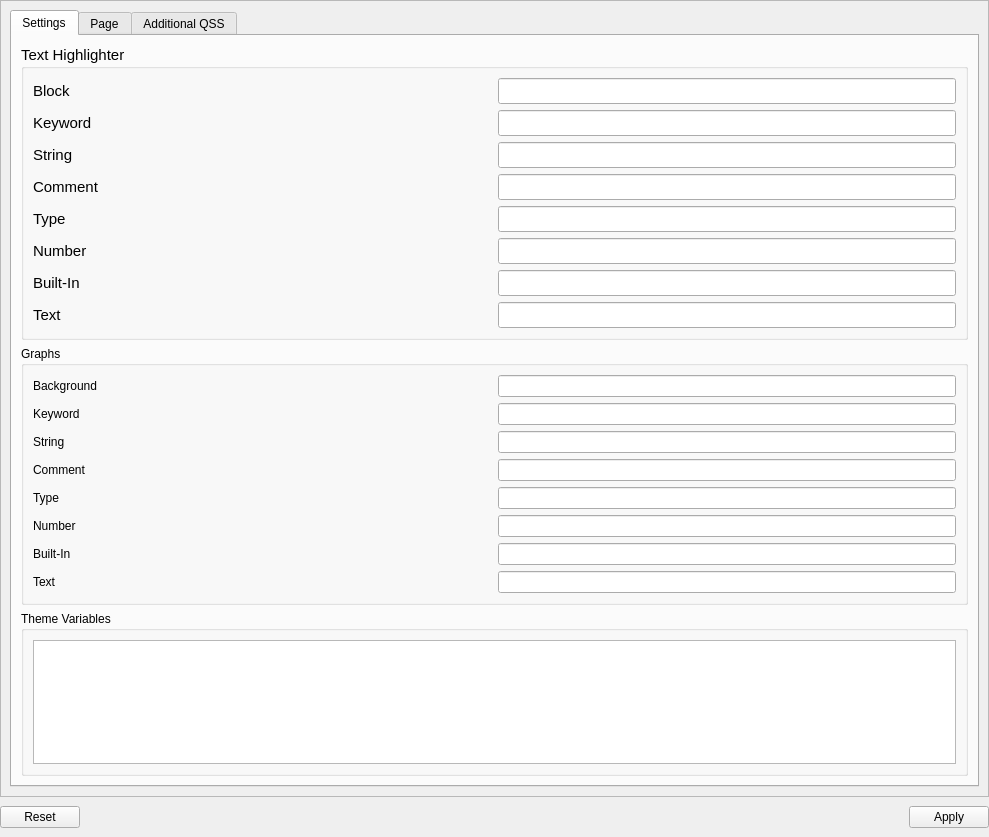
Old version of the form pages/settings/theme/themesettingspage.ui in the repository DigitalArtifex/Flo.
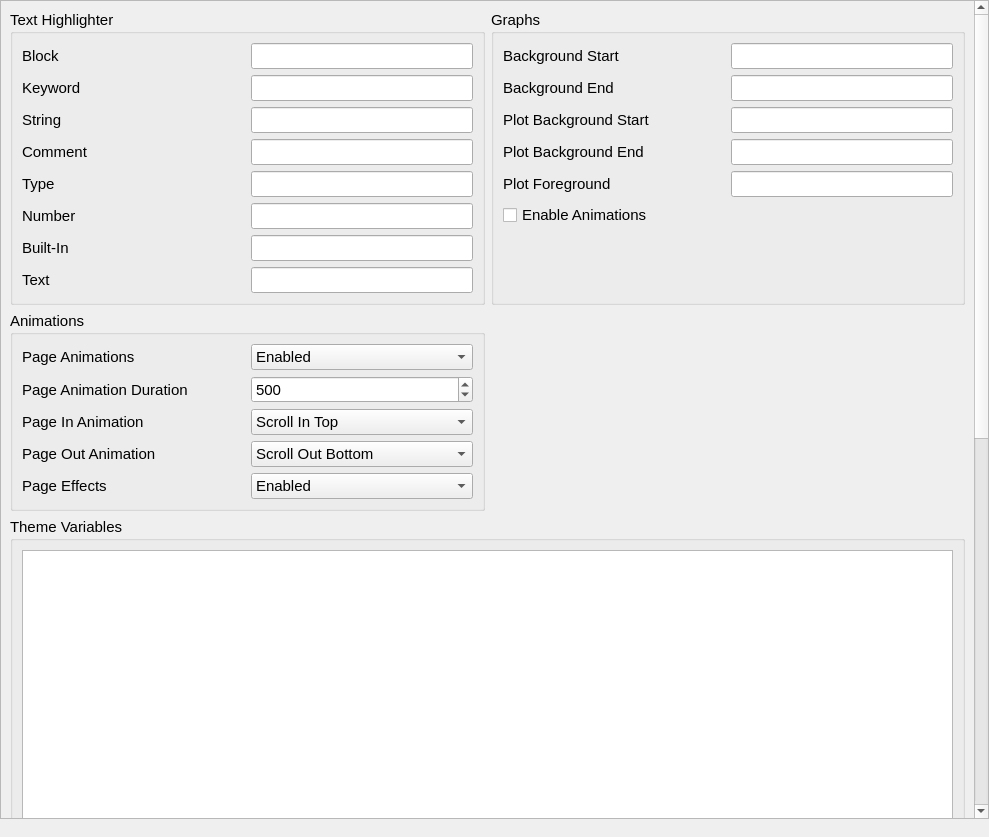
New version of the form.

What changed in the file:
```diff
--- a/pages/settings/theme/themesettingspage.ui
+++ b/pages/settings/theme/themesettingspage.ui
@@ -24,14 +24,32 @@
     <number>0</number>
    </property>
    <property name="bottomMargin">
+    <number>0</number>
+   </property>
+   <property name="spacing">
+    <number>0</number>
+   </property>
+   <item row="1" column="0">
+    <widget class="QWidget" name="footerWidget" native="true">
+     <layout class="QGridLayout" name="gridLayout_8">
+      <property name="leftMargin">
+       <number>0</number>
+      </property>
+      <property name="topMargin">
     <number>9</number>
    </property>
-   <property name="horizontalSpacing">
+      <property name="rightMargin">
     <number>0</number>
    </property>
-   <property name="verticalSpacing">
+      <property name="bottomMargin">
     <number>9</number>
    </property>
+      <property name="spacing">
+       <number>0</number>
+      </property>
+     </layout>
+    </widget>
+   </item>
    <item row="0" column="0">
     <widget class="QScrollArea" name="scrollArea">
      <property name="widgetResizable">
@@ -42,22 +60,286 @@
        <rect>
         <x>0</x>
         <y>0</y>
-        <width>987</width>
-        <height>792</height>
+        <width>973</width>
+        <height>1559</height>
        </rect>
       </property>
-      <layout class="QGridLayout" name="gridLayout_2">
+      <layout class="QGridLayout" name="gridLayout_9">
+       <item row="0" column="1">
+        <widget class="QGroupBox" name="groupBox_3">
+         <property name="font">
+          <font>
+           <pointsize>11</pointsize>
+          </font>
+         </property>
+         <property name="title">
+          <string>Graphs</string>
+         </property>
+         <layout class="QGridLayout" name="gridLayout_5">
+          <item row="3" column="0">
+           <widget class="QLabel" name="label_13">
+            <property name="text">
+             <string>Plot Background End</string>
+            </property>
+           </widget>
+          </item>
+          <item row="2" column="0">
+           <widget class="QLabel" name="label_15">
+            <property name="text">
+             <string>Plot Background Start</string>
+            </property>
+           </widget>
+          </item>
+          <item row="5" column="0" colspan="2">
+           <widget class="QCheckBox" name="enableGraphAnimations">
+            <property name="text">
+             <string>Enable Animations</string>
+            </property>
+           </widget>
+          </item>
+          <item row="4" column="0">
+           <widget class="QLabel" name="label_16">
+            <property name="text">
+             <string>Plot Foreground</string>
+            </property>
+           </widget>
+          </item>
+          <item row="3" column="1">
+           <widget class="QLineEdit" name="plotBackgroundEndEdit"/>
+          </item>
+          <item row="1" column="1">
+           <widget class="QLineEdit" name="graphBackgroundEndEdit"/>
+          </item>
+          <item row="0" column="1">
+           <widget class="QLineEdit" name="graphBackgroundStartEdit"/>
+          </item>
+          <item row="1" column="0">
+           <widget class="QLabel" name="label_14">
+            <property name="text">
+             <string>Background End</string>
+            </property>
+           </widget>
+          </item>
+          <item row="4" column="1">
+           <widget class="QLineEdit" name="plotForegroundEdit"/>
+          </item>
+          <item row="2" column="1">
+           <widget class="QLineEdit" name="plotBackgroundStartEdit"/>
+          </item>
        <item row="0" column="0">
-        <widget class="QTabWidget" name="tabWidget">
-         <property name="currentIndex">
-          <number>0</number>
-         </property>
-         <widget class="QWidget" name="variablesTab">
-          <attribute name="title">
-           <string>Settings</string>
-          </attribute>
-          <layout class="QVBoxLayout" name="verticalLayout_2">
+           <widget class="QLabel" name="label_11">
+            <property name="sizePolicy">
+             <sizepolicy hsizetype="Expanding" vsizetype="Preferred">
+              <horstretch>0</horstretch>
+              <verstretch>0</verstretch>
+             </sizepolicy>
+            </property>
+            <property name="text">
+             <string>Background Start</string>
+            </property>
+           </widget>
+          </item>
+          <item row="6" column="0">
+           <spacer name="verticalSpacer">
+            <property name="orientation">
+             <enum>Qt::Vertical</enum>
+            </property>
+            <property name="sizeHint" stdset="0">
+             <size>
+              <width>20</width>
+              <height>40</height>
+             </size>
+            </property>
+           </spacer>
+          </item>
+         </layout>
+        </widget>
+       </item>
+       <item row="2" column="0" colspan="2">
+        <widget class="QGroupBox" name="groupBox_2">
+         <property name="font">
+          <font>
+           <pointsize>11</pointsize>
+          </font>
+         </property>
+         <property name="title">
+          <string>Theme Variables</string>
+         </property>
+         <layout class="QGridLayout" name="gridLayout_4">
+          <item row="0" column="0">
+           <widget class="QTableWidget" name="variableTableWidget">
+            <property name="minimumSize">
+             <size>
+              <width>0</width>
+              <height>300</height>
+             </size>
+            </property>
+            <property name="baseSize">
+             <size>
+              <width>0</width>
+              <height>300</height>
+             </size>
+            </property>
+            <attribute name="horizontalHeaderCascadingSectionResizes">
+             <bool>true</bool>
+            </attribute>
+            <attribute name="horizontalHeaderDefaultSectionSize">
+             <number>200</number>
+            </attribute>
+            <attribute name="horizontalHeaderStretchLastSection">
+             <bool>true</bool>
+            </attribute>
+           </widget>
+          </item>
+         </layout>
+        </widget>
+       </item>
+       <item row="1" column="0">
+        <widget class="QGroupBox" name="groupBox_4">
+         <property name="font">
+          <font>
+           <pointsize>11</pointsize>
+          </font>
+         </property>
+         <property name="title">
+          <string>Animations</string>
+         </property>
+         <layout class="QGridLayout" name="gridLayout_6">
+          <item row="2" column="0">
+           <widget class="QLabel" name="label_18">
+            <property name="text">
+             <string>Page In Animation</string>
+            </property>
+           </widget>
+          </item>
+          <item row="0" column="1">
+           <widget class="QComboBox" name="pageAnimationEnableComboBox">
+            <property name="sizePolicy">
+             <sizepolicy hsizetype="Expanding" vsizetype="Fixed">
+              <horstretch>0</horstretch>
+              <verstretch>0</verstretch>
+             </sizepolicy>
+            </property>
            <item>
+             <property name="text">
+              <string>Enabled</string>
+             </property>
+            </item>
+            <item>
+             <property name="text">
+              <string>Disabled</string>
+             </property>
+            </item>
+           </widget>
+          </item>
+          <item row="0" column="0">
+           <widget class="QLabel" name="label_9">
+            <property name="text">
+             <string>Page Animations</string>
+            </property>
+           </widget>
+          </item>
+          <item row="1" column="1">
+           <widget class="QSpinBox" name="pageAnimationDurationSpinBox">
+            <property name="sizePolicy">
+             <sizepolicy hsizetype="Expanding" vsizetype="Fixed">
+              <horstretch>0</horstretch>
+              <verstretch>0</verstretch>
+             </sizepolicy>
+            </property>
+            <property name="maximum">
+             <number>1000</number>
+            </property>
+            <property name="value">
+             <number>500</number>
+            </property>
+           </widget>
+          </item>
+          <item row="1" column="0">
+           <widget class="QLabel" name="label_12">
+            <property name="sizePolicy">
+             <sizepolicy hsizetype="Expanding" vsizetype="Preferred">
+              <horstretch>0</horstretch>
+              <verstretch>0</verstretch>
+             </sizepolicy>
+            </property>
+            <property name="text">
+             <string>Page Animation Duration</string>
+            </property>
+           </widget>
+          </item>
+          <item row="3" column="0">
+           <widget class="QLabel" name="label_19">
+            <property name="text">
+             <string>Page Out Animation</string>
+            </property>
+           </widget>
+          </item>
+          <item row="2" column="1">
+           <widget class="QComboBox" name="comboBox">
+            <property name="sizePolicy">
+             <sizepolicy hsizetype="Expanding" vsizetype="Fixed">
+              <horstretch>0</horstretch>
+              <verstretch>0</verstretch>
+             </sizepolicy>
+            </property>
+            <item>
+             <property name="text">
+              <string>Scroll In Top</string>
+             </property>
+            </item>
+            <item>
+             <property name="text">
+              <string>Fade In</string>
+             </property>
+            </item>
+           </widget>
+          </item>
+          <item row="3" column="1">
+           <widget class="QComboBox" name="comboBox_2">
+            <property name="sizePolicy">
+             <sizepolicy hsizetype="Expanding" vsizetype="Fixed">
+              <horstretch>0</horstretch>
+              <verstretch>0</verstretch>
+             </sizepolicy>
+            </property>
+            <item>
+             <property name="text">
+              <string>Scroll Out Bottom</string>
+             </property>
+            </item>
+            <item>
+             <property name="text">
+              <string>Fade Out</string>
+             </property>
+            </item>
+           </widget>
+          </item>
+          <item row="4" column="0">
+           <widget class="QLabel" name="label_10">
+            <property name="text">
+             <string>Page Effects</string>
+            </property>
+           </widget>
+          </item>
+          <item row="4" column="1">
+           <widget class="QComboBox" name="comboBox_3">
+            <item>
+             <property name="text">
+              <string>Enabled</string>
+             </property>
+            </item>
+            <item>
+             <property name="text">
+              <string>Disabled</string>
+             </property>
+            </item>
+           </widget>
+          </item>
+         </layout>
+        </widget>
+       </item>
+       <item row="0" column="0">
             <widget class="QGroupBox" name="groupBox">
              <property name="font">
               <font>
@@ -160,141 +442,38 @@
              </layout>
             </widget>
            </item>
-           <item>
-            <widget class="QGroupBox" name="groupBox_3">
+       <item row="3" column="0" colspan="2">
+        <widget class="QGroupBox" name="groupBox_5">
+         <property name="font">
+          <font>
+           <pointsize>11</pointsize>
+          </font>
+         </property>
              <property name="title">
               <string>Graphs</string>
              </property>
              <layout class="QGridLayout" name="gridLayout_5">
               <item row="0" column="0">
-               <widget class="QLabel" name="label_11">
-                <property name="sizePolicy">
-                 <sizepolicy hsizetype="Expanding" vsizetype="Preferred">
-                  <horstretch>0</horstretch>
-                  <verstretch>0</verstretch>
-                 </sizepolicy>
-                </property>
-                <property name="text">
-                 <string>Background</string>
+           <widget class="QTextEdit" name="qssEdit">
+            <property name="minimumSize">
+             <size>
+              <width>0</width>
+              <height>600</height>
+             </size>
+            </property>
+            <property name="baseSize">
+             <size>
+              <width>0</width>
+              <height>0</height>
+             </size>
                 </property>
                </widget>
               </item>
-              <item row="0" column="1">
-               <widget class="QLineEdit" name="codeBlockLineEdit_2"/>
-              </item>
-              <item row="1" column="0">
-               <widget class="QLabel" name="label_14">
-                <property name="text">
-                 <string>Keyword</string>
-                </property>
-               </widget>
-              </item>
-              <item row="1" column="1">
-               <widget class="QLineEdit" name="codeKeywordLineEdit_2"/>
-              </item>
-              <item row="2" column="0">
-               <widget class="QLabel" name="label_15">
-                <property name="text">
-                 <string>String</string>
-                </property>
-               </widget>
-              </item>
-              <item row="2" column="1">
-               <widget class="QLineEdit" name="codeStringLineEdit_2"/>
-              </item>
-              <item row="3" column="0">
-               <widget class="QLabel" name="label_13">
-                <property name="text">
-                 <string>Comment</string>
-                </property>
-               </widget>
-              </item>
-              <item row="3" column="1">
-               <widget class="QLineEdit" name="codeCommentLineEdit_2"/>
-              </item>
-              <item row="4" column="0">
-               <widget class="QLabel" name="label_16">
-                <property name="text">
-                 <string>Type</string>
-                </property>
-               </widget>
-              </item>
-              <item row="4" column="1">
-               <widget class="QLineEdit" name="codeTypeLineEdit_2"/>
-              </item>
-              <item row="5" column="0">
-               <widget class="QLabel" name="label_12">
-                <property name="text">
-                 <string>Number</string>
-                </property>
-               </widget>
-              </item>
-              <item row="5" column="1">
-               <widget class="QLineEdit" name="codeNumberLineEdit_2"/>
-              </item>
-              <item row="6" column="0">
-               <widget class="QLabel" name="label_10">
-                <property name="text">
-                 <string>Built-In</string>
-                </property>
-               </widget>
-              </item>
-              <item row="6" column="1">
-               <widget class="QLineEdit" name="codeBuiltInLineEdit_2"/>
-              </item>
-              <item row="7" column="0">
-               <widget class="QLabel" name="label_9">
-                <property name="text">
-                 <string>Text</string>
-                </property>
-               </widget>
-              </item>
-              <item row="7" column="1">
-               <widget class="QLineEdit" name="codeOtherLineEdit_2"/>
-              </item>
              </layout>
             </widget>
            </item>
-           <item>
-            <widget class="QGroupBox" name="groupBox_2">
-             <property name="title">
-              <string>Theme Variables</string>
-             </property>
-             <layout class="QGridLayout" name="gridLayout_4">
-              <item row="0" column="0">
-               <widget class="QTextEdit" name="variablesTextEdit"/>
-              </item>
-             </layout>
-            </widget>
-           </item>
-          </layout>
-         </widget>
-         <widget class="QWidget" name="tab">
-          <attribute name="title">
-           <string>Page</string>
-          </attribute>
-         </widget>
-         <widget class="QWidget" name="additionalTab">
-          <attribute name="title">
-           <string>Additional QSS</string>
-          </attribute>
-          <layout class="QVBoxLayout" name="verticalLayout">
-           <item>
-            <widget class="QTextEdit" name="qssEdit"/>
-           </item>
-          </layout>
-         </widget>
-        </widget>
-       </item>
-      </layout>
-     </widget>
-    </widget>
-   </item>
-   <item row="1" column="0">
-    <widget class="QDialogButtonBox" name="buttonBox">
-     <property name="standardButtons">
-      <set>QDialogButtonBox::Apply|QDialogButtonBox::Reset</set>
-     </property>
+      </layout>
+     </widget>
     </widget>
    </item>
   </layout>
```
Left out of the diff: 10 changed lines with no effect on the pictures. Lines whose indentation alone changed are shown as unchanged.
